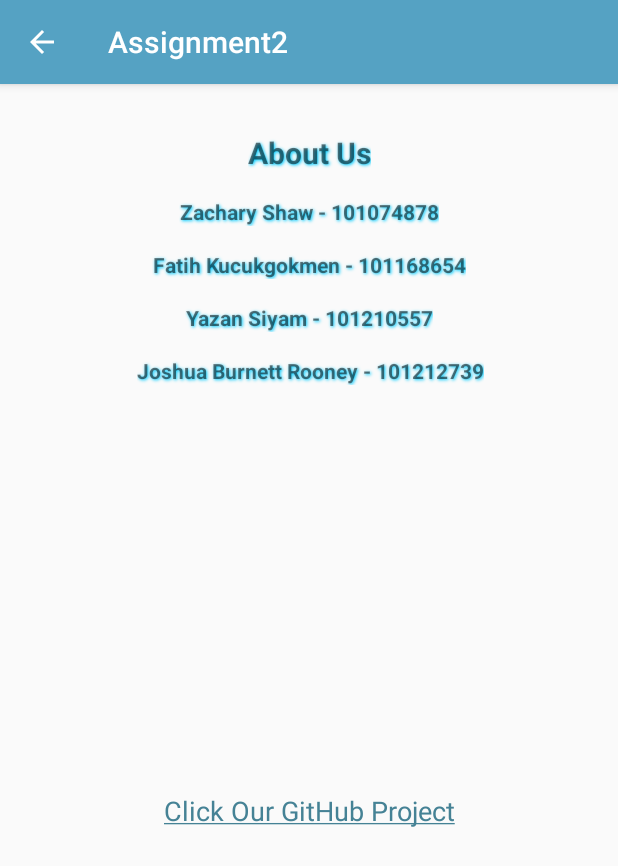
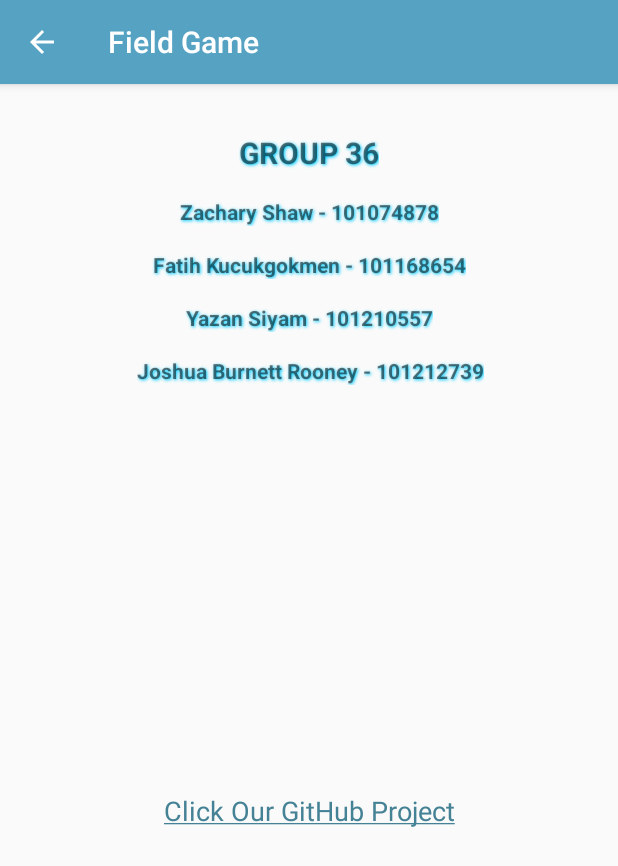
Before and after one commit to ZacShaw/Mobile_Group_Project, an Android app: the AboutView screen opened directly, with no data from a screen before it, on a phone screen of 412 x 824 dp. Shown: the top 866 px of the screen. Run offline under Robolectric (Android 15) with nearby library versions, the phone set to English and light mode, and no system bars.

Commit message:
Added Introduction and updated about
I have added introduction button about game.Will work on it later.I also added github link

```diff
--- a/app/src/main/java/ca/gbc/comp3074/assignment2/MainActivity.java
+++ b/app/src/main/java/ca/gbc/comp3074/assignment2/MainActivity.java
@@ -32,4 +32,8 @@ public class MainActivity extends AppCompatActivity {
         Intent intent = new Intent(this, MapsMarkerActivity.class);
         startActivity(intent);
     }
+    public void introduction(View view) {
+        Intent intent = new Intent(this, introductionGame.class);
+        startActivity(intent);
+    }
 }
--- a/app/src/main/res/layout/activity_about.xml
+++ b/app/src/main/res/layout/activity_about.xml
@@ -1,6 +1,5 @@
 <?xml version="1.0" encoding="utf-8"?>
-<androidx.constraintlayout.widget.ConstraintLayout
-    xmlns:android="http://schemas.android.com/apk/res/android"
+<androidx.constraintlayout.widget.ConstraintLayout xmlns:android="http://schemas.android.com/apk/res/android"
     xmlns:app="http://schemas.android.com/apk/res-auto"
     xmlns:tools="http://schemas.android.com/tools"
     android:layout_width="match_parent"
@@ -14,16 +13,16 @@
         android:layout_marginTop="16dp"
         android:layout_marginEnd="177dp"
         android:gravity="center"
+        android:shadowColor="#00ccff"
+        android:shadowDx="1"
+        android:shadowDy="1"
+        android:shadowRadius="2"
         android:text="Joshua Burnett Rooney - 101212739"
+        android:textStyle="bold"
         app:layout_constraintEnd_toEndOf="parent"
         app:layout_constraintHorizontal_bias="0.495"
         app:layout_constraintStart_toStartOf="parent"
-        app:layout_constraintTop_toBottomOf="@+id/txtDev3"
-        android:shadowColor="#00ccff"
-        android:shadowRadius="2"
-        android:shadowDx="1"
-        android:shadowDy="1"
-        android:textStyle="bold"/>
+        app:layout_constraintTop_toBottomOf="@+id/txtDev3" />
 
     <TextView
         android:id="@+id/txtDev1"
@@ -33,15 +32,15 @@
         android:layout_marginTop="16dp"
         android:layout_marginEnd="177dp"
         android:gravity="center"
+        android:shadowColor="#00ccff"
+        android:shadowDx="1"
+        android:shadowDy="1"
+        android:shadowRadius="2"
         android:text="Zachary Shaw - 101074878"
+        android:textStyle="bold"
         app:layout_constraintEnd_toEndOf="parent"
         app:layout_constraintStart_toStartOf="parent"
-        app:layout_constraintTop_toBottomOf="@+id/txtAboutTitle"
-        android:shadowColor="#00ccff"
-        android:shadowRadius="2"
-        android:shadowDx="1"
-        android:shadowDy="1"
-        android:textStyle="bold"/>
+        app:layout_constraintTop_toBottomOf="@+id/txtAboutTitle" />
 
     <TextView
         android:id="@+id/txtDev2"
@@ -51,16 +50,15 @@
         android:layout_marginTop="16dp"
         android:layout_marginEnd="177dp"
         android:gravity="center"
+        android:shadowColor="#00ccff"
+        android:shadowDx="1"
+        android:shadowDy="1"
+        android:shadowRadius="2"
         android:text="Fatih Kucukgokmen - 101168654"
+        android:textStyle="bold"
         app:layout_constraintEnd_toEndOf="parent"
         app:layout_constraintStart_toStartOf="parent"
-        app:layout_constraintTop_toBottomOf="@+id/txtDev1"
-        android:shadowColor="#00ccff"
-        android:shadowRadius="2"
-        android:shadowDx="1"
-        android:shadowDy="1"
-        android:textStyle="bold"
-        />
+        app:layout_constraintTop_toBottomOf="@+id/txtDev1" />
 
     <TextView
         android:id="@+id/txtDev3"
@@ -70,16 +68,16 @@
         android:layout_marginTop="16dp"
         android:layout_marginEnd="177dp"
         android:gravity="center"
+        android:shadowColor="#00ccff"
+        android:shadowDx="1"
+        android:shadowDy="1"
+        android:shadowRadius="2"
         android:text="Yazan Siyam - 101210557"
+        android:textStyle="bold"
         app:layout_constraintEnd_toEndOf="parent"
         app:layout_constraintHorizontal_bias="0.503"
         app:layout_constraintStart_toStartOf="parent"
-        app:layout_constraintTop_toBottomOf="@+id/txtDev2"
-        android:shadowColor="#00ccff"
-        android:shadowRadius="2"
-        android:shadowDx="1"
-        android:shadowDy="1"
-        android:textStyle="bold"/>
+        app:layout_constraintTop_toBottomOf="@+id/txtDev2" />
 
 
     <TextView
@@ -90,27 +88,27 @@
         android:layout_marginTop="32dp"
         android:layout_marginEnd="177dp"
         android:gravity="center"
-        android:text="About Us"
+        android:shadowColor="#00ccff"
+        android:shadowDx="1"
+        android:shadowDy="1"
+        android:shadowRadius="2"
+        android:text="GROUP 36"
+        android:textSize="20sp"
+        android:textStyle="bold"
         app:layout_constraintEnd_toEndOf="parent"
         app:layout_constraintStart_toStartOf="parent"
-        app:layout_constraintTop_toTopOf="parent"
-        android:textSize="20sp"
-        android:shadowColor="#00ccff"
-        android:shadowRadius="2"
-        android:shadowDx="1"
-        android:shadowDy="1"
-        android:textStyle="bold"/>
+        app:layout_constraintTop_toTopOf="parent" />
 
     <TextView
         android:id="@+id/gitHub"
         android:layout_width="wrap_content"
         android:layout_height="wrap_content"
         android:text="@string/gitH"
+        android:textSize="18sp"
         app:layout_constraintBottom_toBottomOf="parent"
         app:layout_constraintEnd_toEndOf="parent"
         app:layout_constraintStart_toStartOf="parent"
         app:layout_constraintTop_toBottomOf="@+id/txtDev4"
-        android:textSize="18sp"
 
         />
 </androidx.constraintlayout.widget.ConstraintLayout>
--- a/app/src/main/res/values/strings.xml
+++ b/app/src/main/res/values/strings.xml
@@ -1,5 +1,5 @@
 <resources>
-    <string name="app_name">Assignment2</string>
+    <string name="app_name">Field Game</string>
     <string name="map_key" templateMergeStrategy="preserve" translatable="false">AIzaSyDtnj9idn0ogPL1vny9y2F3stBR8bgkCIw</string>
     <string name="gitH"><a href="https://github.com/ZacShaw/Mobile_Group_Project.git">Click Our GitHub Project</a></string>
 
```
Also changed, not shown: app/src/main/AndroidManifest.xml (+18 -11 lines), app/src/main/java/ca/gbc/comp3074/assignment2/introductionGame.java (added, +14 -0 lines), app/src/main/res/layout/activity_introduction_game.xml (added, +61 -0 lines), app/src/main/res/layout/activity_main.xml (+13 -0 lines).
